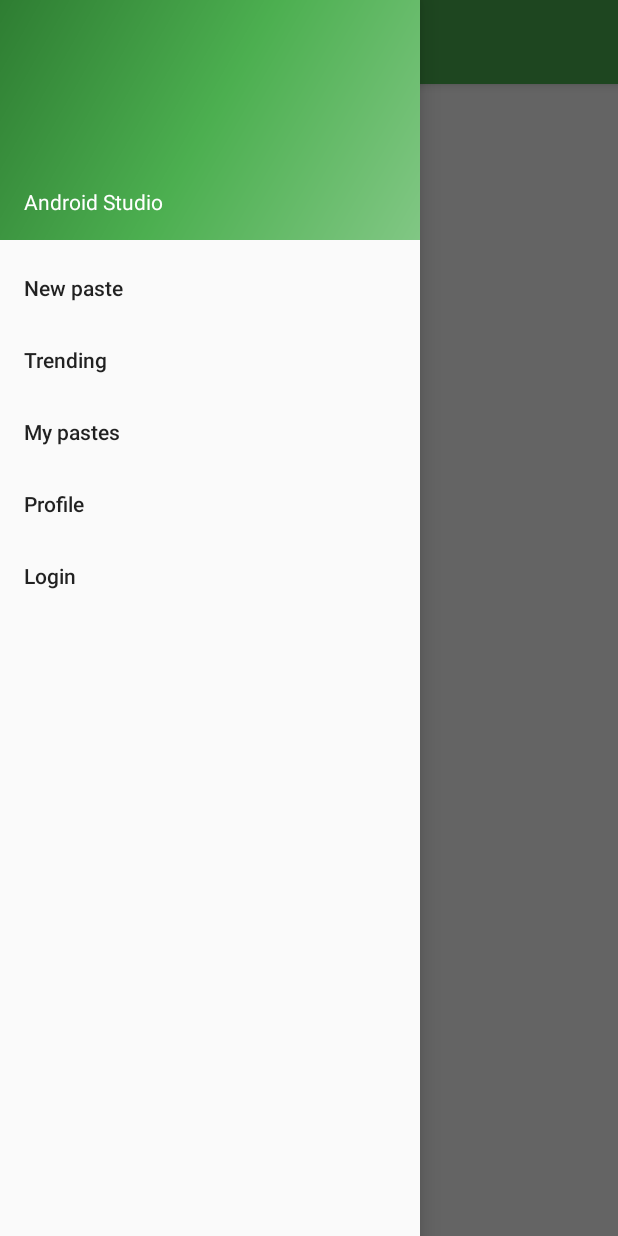
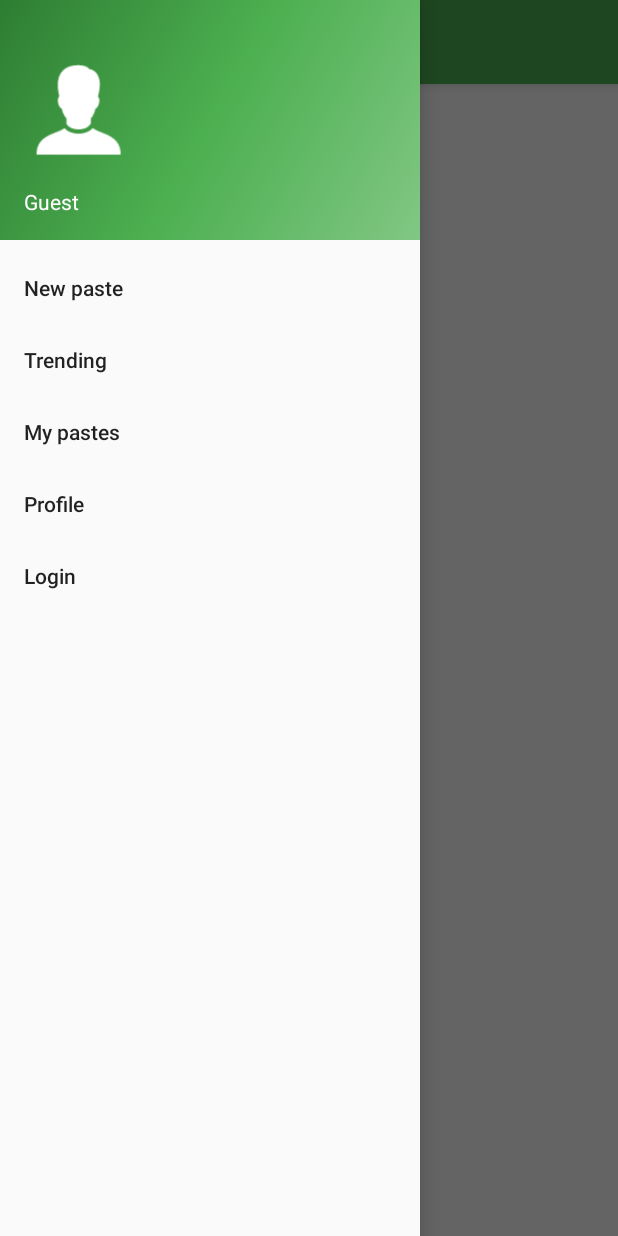
Before and after one commit to OstapOpalinskiy/PastebinClient, an Android app: the fragment ProfileFragment placed in its activity, with the side drawer open, on a phone screen of 412 x 824 dp. Run offline under Robolectric (Android 15) with nearby library versions, the phone set to English and light mode, and no system bars; our stand-ins replace CircleImageView, Picasso; pictures from the network do not load.

```diff
--- a/app/src/main/java/com/opalinskiy/ostap/pastebin/screens/main_screen/presenter/MainScreenPresenter.java
+++ b/app/src/main/java/com/opalinskiy/ostap/pastebin/screens/main_screen/presenter/MainScreenPresenter.java
@@ -115,6 +115,10 @@ public class MainScreenPresenter implements IMainScreen.IPresenter {
 
     @Override
     public void setData(SharedPreferences prefs) {
+//        if(!prefs.contains(Constants.IS_REGISTERED_KEY)){
+//            SharedPreferences.Editor ed = prefs.edit();
+//            ed.putBoolean(Constants.IS_REGISTERED_KEY, true);
+//        }
         String userKey = prefs.getString(Constants.USER_KEY_TAG, "");
         Log.d(Constants.TAG, "setData(), user key:" + userKey);
         Log.d(Constants.TAG, "setData(), user name:" + prefs.getString(Constants.LOGIN_KEY, ""));
@@ -129,7 +133,7 @@ public class MainScreenPresenter implements IMainScreen.IPresenter {
     public void onLogout(SharedPreferences prefs) {
         view.setLoginScreen();
         SharedPreferences.Editor ed = prefs.edit();
-        ed.putBoolean(Constants.IS_REGISTERED_KEY, true);
+        ed.putBoolean(Constants.IS_REGISTERED_KEY, false);
 
     }
 
--- a/app/src/main/java/com/opalinskiy/ostap/pastebin/screens/profile_screen/presenter/ProfilePresenter.java
+++ b/app/src/main/java/com/opalinskiy/ostap/pastebin/screens/profile_screen/presenter/ProfilePresenter.java
@@ -67,6 +67,7 @@ public class ProfilePresenter implements IProfileScreen.IPresenter {
     @Override
     public void loadData(SharedPreferences prefs) {
         boolean isRegistered = prefs.getBoolean(Constants.IS_REGISTERED_KEY, false);
+        Log.d(Constants.TAG, "is Registered:  in profile:" + isRegistered);
         if (isRegistered) {
             loadUser(prefs);
         } else {
--- a/app/src/main/java/com/opalinskiy/ostap/pastebin/screens/profile_screen/view/ProfileFragment.java
+++ b/app/src/main/java/com/opalinskiy/ostap/pastebin/screens/profile_screen/view/ProfileFragment.java
@@ -74,8 +74,6 @@ public class ProfileFragment extends Fragment implements IProfileScreen.IProfile
     public void showGuest() {
         avatar.setImageDrawable(ContextCompat.getDrawable(getActivity(), R.drawable.guest_green));
         tvName.setText(R.string.guest);
-        tvEmail.setText(R.string.no_data);
-        tvLocation.setText(R.string.no_data);
 
         tvEmail.setVisibility(View.INVISIBLE);
         tvLocation.setVisibility(View.INVISIBLE);
--- a/app/src/main/res/layout/content_main_screen.xml
+++ b/app/src/main/res/layout/content_main_screen.xml
@@ -12,5 +12,5 @@
     <FrameLayout
         android:id="@+id/container"
         android:layout_width="match_parent"
-        android:layout_height="match_parent"/>
+        android:layout_height="match_parent" />
 </RelativeLayout>
--- a/app/src/main/res/layout/my_pastes_element.xml
+++ b/app/src/main/res/layout/my_pastes_element.xml
@@ -28,7 +28,7 @@
                 android:layout_alignParentLeft="true"
                 android:layout_width="150dp"
                 android:layout_height="match_parent"
-                android:text="No title"
+                android:text="@string/no_title"
                 android:ellipsize="end"
                 android:singleLine="true"
                 style="@style/recyclerViewTextStyle" />
@@ -47,7 +47,7 @@
             android:layout_weight="3"
             android:maxLength="30"
             android:ellipsize="end"
-            android:textSize="15dp"
+            android:textSize="15sp"
             style="@style/recyclerViewTextStyle"
             />
     </LinearLayout>
--- a/app/src/main/res/layout/nav_header_main_screen.xml
+++ b/app/src/main/res/layout/nav_header_main_screen.xml
@@ -15,7 +15,8 @@
     <de.hdodenhof.circleimageview.CircleImageView
         android:id="@+id/iv_header"
         android:layout_width="70dp"
-        android:layout_height="70dp" />
+        android:layout_height="70dp"
+        android:background="@drawable/guest_white"/>
 
 
     <TextView
@@ -23,7 +24,7 @@
         android:layout_width="match_parent"
         android:layout_height="wrap_content"
         android:paddingTop="@dimen/nav_header_vertical_spacing"
-        android:text="Android Studio"
+        android:text="@string/guest"
         android:textAppearance="@style/TextAppearance.AppCompat.Body1" />
 
 </LinearLayout>
--- a/app/src/main/res/layout/new_paste_fragment.xml
+++ b/app/src/main/res/layout/new_paste_fragment.xml
@@ -14,8 +14,8 @@
             android:id="@+id/tv_headline_MSF"
             android:layout_width="wrap_content"
             android:layout_height="wrap_content"
-            android:text="Type code here:"
-            android:textSize="20dp"
+            android:text="@string/type_code_here"
+            android:textSize="20sp"
             android:paddingLeft="10dp"
             android:textStyle="bold" />
 
--- a/app/src/main/res/layout/profile_fragment.xml
+++ b/app/src/main/res/layout/profile_fragment.xml
@@ -37,7 +37,7 @@
                 android:layout_width="0dp"
                 android:layout_height="match_parent"
                 android:layout_weight="1"
-                android:text="Name:" />
+                android:text="@string/name" />
 
             <TextView
                 android:id="@+id/tv_name_PF"
@@ -61,15 +61,14 @@
                 android:layout_width="0dp"
                 android:layout_height="match_parent"
                 android:layout_weight="1"
-                android:text="Email:" />
+                android:text="@string/email" />
 
             <TextView
                 android:id="@+id/tv_email_PF"
                 style="@style/tvProfileStyle"
                 android:layout_width="0dp"
                 android:layout_height="match_parent"
-                android:layout_weight="2"
-                tools:text="Email" />
+                android:layout_weight="2" />
 
         </LinearLayout>
 
@@ -85,15 +84,14 @@
                 android:layout_width="0dp"
                 android:layout_height="match_parent"
                 android:layout_weight="1"
-                android:text="Location:" />
+                android:text="@string/location" />
 
             <TextView
                 android:id="@+id/tv_location_PF"
                 style="@style/tvProfileStyle"
                 android:layout_width="0dp"
                 android:layout_height="match_parent"
-                android:layout_weight="2"
-                tools:text="Location" />
+                android:layout_weight="2" />
         </LinearLayout>
 
         <LinearLayout
@@ -110,7 +108,7 @@
         android:layout_gravity="center"
         android:layout_weight="1"
         android:clickable="true"
-        android:text="Logout"
+        android:text="@string/logout"
         android:textColor="@color/colorPrimary" />
 
 </LinearLayout>
--- a/app/src/main/res/values/strings.xml
+++ b/app/src/main/res/values/strings.xml
@@ -59,4 +59,12 @@
     <string name="action_clear">clear</string>
     <string name="your_link">Your link:</string>
     <string name="type_code_here">Type code here:</string>
+    <string name="syntax_highlight">Syntax highlight:</string>
+    <string name="paste_expiration">Paste expiration:</string>
+    <string name="paste_exposure">Paste exposure:</string>
+    <string name="paste_name">Paste name:</string>
+    <string name="no_title">No title</string>
+    <string name="name">Name:</string>
+    <string name="email">Email:</string>
+    <string name="location">Location:</string>
 </resources>
```
Also changed, not shown: app/src/main/res/layout/bottom_sheet.xml (+7 -17 lines).
